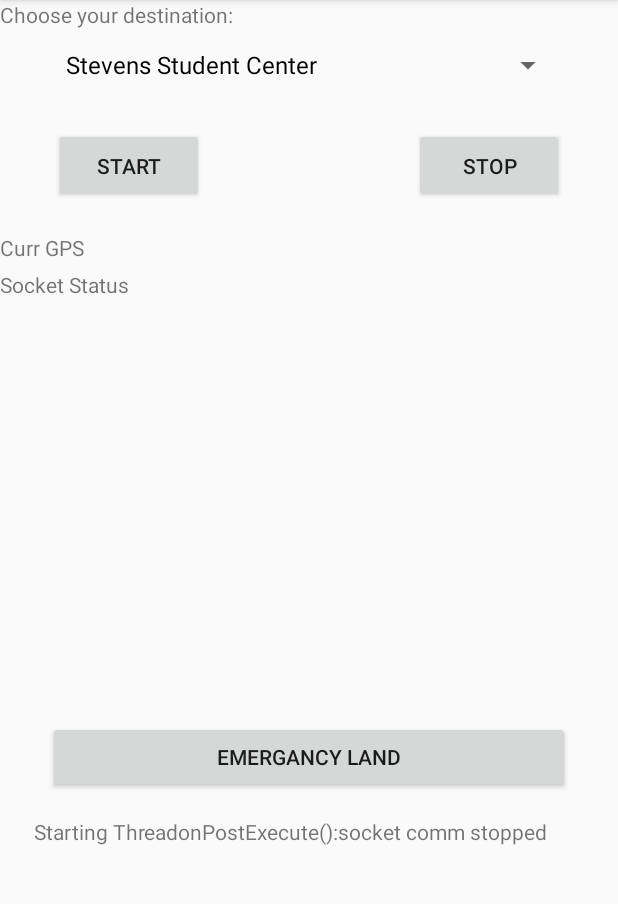
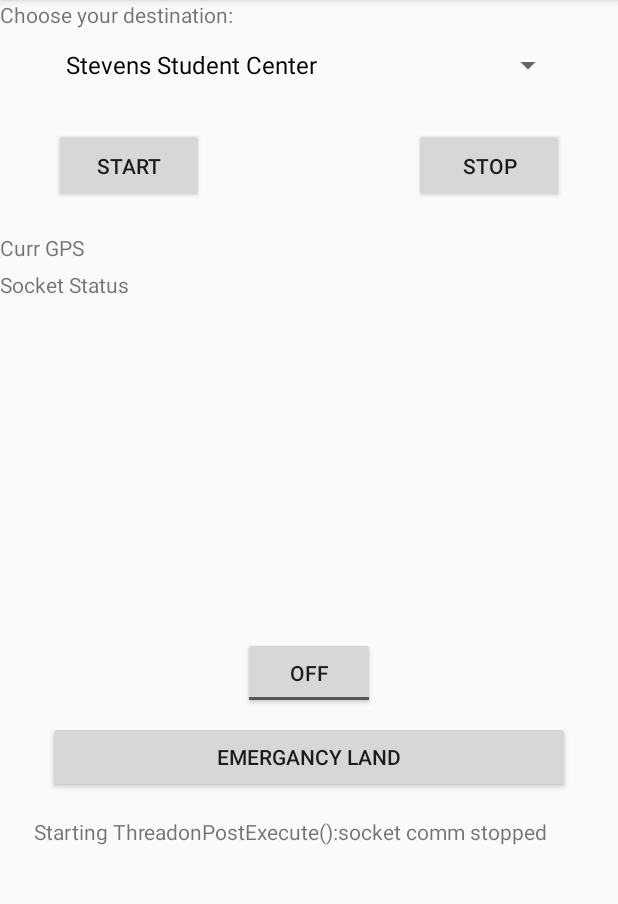
Before and after one commit to SparklyPineapple/TourGuideDrone, an Android app: the screen it shows after launch (MainActivity), after a tap on "START", on a phone screen of 412 x 824 dp, the part 84-988 px from its top. Run offline under Robolectric (Android 15) with nearby library versions, the phone set to English and light mode, and no system bars; 1 statement that could not run was skipped.

```diff
--- a/app/src/main/java/com/example/tourguidedrone/MainActivity.java
+++ b/app/src/main/java/com/example/tourguidedrone/MainActivity.java
@@ -17,6 +17,7 @@ import android.widget.Button;
 import android.widget.EditText;
 import android.widget.Spinner;
 import android.widget.TextView;
+import android.widget.ToggleButton;
 
 import java.util.ArrayList;
 import java.util.HashMap;
@@ -49,6 +50,8 @@ public class MainActivity extends AppCompatActivity {
     TextView debugTextView;
     Button startBtn;
     Button stopBtn;
+    Button emergencyBtn;
+    ToggleButton isEmergencyLandingTogBtn;
     TextView gpsTextView;
 
     //For GPS
@@ -81,18 +84,30 @@ public class MainActivity extends AppCompatActivity {
         startBtn = findViewById(R.id.startButton);
         stopBtn = findViewById(R.id.stopButton);
         gpsTextView = findViewById(R.id.textView4); //todo change id of this textview?
+        emergencyBtn = findViewById(R.id.emergancyLandButton);
+        isEmergencyLandingTogBtn = findViewById(R.id.isEmergencyLandingTogBtn);
+
         startBtn.setOnClickListener(new View.OnClickListener() {
             @Override
             public void onClick(View v) {
                 String destString = ""; //todo extract destination from list
-                phoneClient = new asyncClient(gpsTextView, "192.168.4.1", 8080, destString, debugTextView );
+                phoneClient = new asyncClient(gpsTextView, "192.168.4.1", 8080, destString, debugTextView,isEmergencyLandingTogBtn );
                 phoneClient.execute();
                 stopBtn.setOnClickListener(new View.OnClickListener() {
                     @Override
                     public void onClick(View v) {
+                        isEmergencyLandingTogBtn.setChecked(false);
                         phoneClient.cancel(true);
                     }
                 });
+                emergencyBtn.setOnClickListener(new View.OnClickListener() {
+                    @Override
+                    public void onClick(View v) {
+                        isEmergencyLandingTogBtn.setChecked(true);
+                        phoneClient.cancel(true);
+                    }
+                });
+
 
             }
         });
--- a/app/src/main/java/com/example/tourguidedrone/asyncClient.java
+++ b/app/src/main/java/com/example/tourguidedrone/asyncClient.java
@@ -4,6 +4,7 @@ import android.location.GpsStatus;
 import android.os.AsyncTask;
 import android.os.SystemClock;
 import android.widget.TextView;
+import android.widget.ToggleButton;
 
 import java.io.BufferedReader;
 import java.io.IOException;
@@ -12,7 +13,7 @@ import java.io.OutputStream;
 import java.net.Socket;
 import java.net.UnknownHostException;
 
-public class asyncClient extends AsyncTask<Void, String, String> {
+public class  asyncClient extends AsyncTask<Void, String, String> {
 
     //Class Variables--------------------------------------------------------------------------------
     private Socket socket = null;
@@ -22,6 +23,8 @@ public class asyncClient extends AsyncTask<Void, String, String> {
    // private gps object ? //TODO see to-do near constructor
     private TextView gpsTextView;
     private String receivedMessage = "string receivedMessage";
+    ToggleButton isEmergencyLandingTogBtn;
+
     //socket communication: phone to pi
     private double destLat = 0; //a table of mapping coord to dest is in phone if we do it this way. do we care? or do we want to do it all in the drone?
     private double destLong = 0;
@@ -45,13 +48,13 @@ public class asyncClient extends AsyncTask<Void, String, String> {
     //thread functions-----------------------------------------------------------------------------------
     //gui objects that async reads or writes from must be in constructor parameters
     //TODO pass in object that can update current phone GPS location, this could actually be checked
-    asyncClient(TextView gpsTextView, /*GpsStatus gpsStatus,*/ String ipOfServer, int portNum, String destString, TextView debugTextView ){
+    asyncClient(TextView gpsTextView, /*GpsStatus gpsStatus,*/ String ipOfServer, int portNum, String destString, TextView debugTextView, ToggleButton isEmergencyLandingTogBtn){
         this.gpsTextView = gpsTextView;
         this.ipOfServer = ipOfServer;
         this.portNum = portNum;
         this.debugTextView = debugTextView;
         //todo parse destString and use to initialize destLat and destLon <-- could also be done in constructor or main activity
-
+        this.isEmergencyLandingTogBtn = isEmergencyLandingTogBtn;
     }
 
     @Override
@@ -163,7 +166,7 @@ public class asyncClient extends AsyncTask<Void, String, String> {
         }
 
 
-     return "socket comm stopped";
+     return "socket comm stopped \n";
     }
 
     @Override
@@ -179,13 +182,21 @@ public class asyncClient extends AsyncTask<Void, String, String> {
     @Override
     protected void onPostExecute(String printMessage){
         //not used for now, thread will be cancelled
+
         debugTextView.append("onPostExecute():"+printMessage);
     }
 
     @Override
     protected void onCancelled(){
-        //todo update debugTV
-        debugTextView.append("communication cancelled");
+        String debugMessage="";
+
+        if(isEmergencyLandingTogBtn.isChecked()){
+            debugMessage = "thread cancelled by Emergency Landing \n";
+        }else{
+            debugMessage = "thread cancelled by STOP \n";
+        }
+
+        debugTextView.append(debugMessage);
 
     }
 
--- a/app/src/main/res/layout/activity_main.xml
+++ b/app/src/main/res/layout/activity_main.xml
@@ -103,4 +103,21 @@
         app:layout_constraintHorizontal_bias="0.428"
         app:layout_constraintStart_toStartOf="parent" />
 
+    <ToggleButton
+        android:id="@+id/isEmergencyLandingTogBtn"
+        android:layout_width="wrap_content"
+        android:layout_height="wrap_content"
+        android:layout_marginStart="8dp"
+        android:layout_marginLeft="8dp"
+        android:layout_marginEnd="8dp"
+        android:layout_marginRight="8dp"
+        android:layout_marginBottom="8dp"
+        android:clickable="false"
+        android:text="isEmergencyLanding"
+        android:textOff="off"
+        android:textOn="on"
+        app:layout_constraintBottom_toTopOf="@+id/emergancyLandButton"
+        app:layout_constraintEnd_toEndOf="parent"
+        app:layout_constraintStart_toStartOf="parent" />
+
 </android.support.constraint.ConstraintLayout>
```
